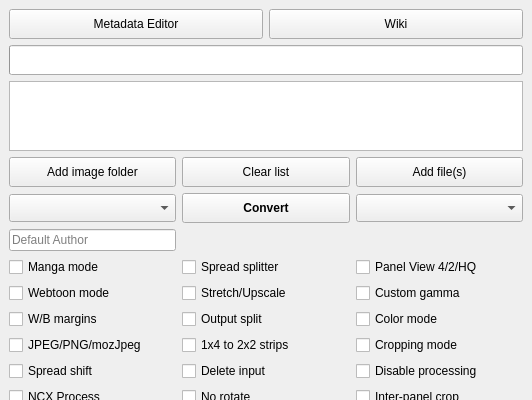
Old version of the form gui/KCC.ui in the repository daniyyer/kcc; both pictures show x 0 to 532 and y 0 to 400 of the 532 by 586 pixel window.
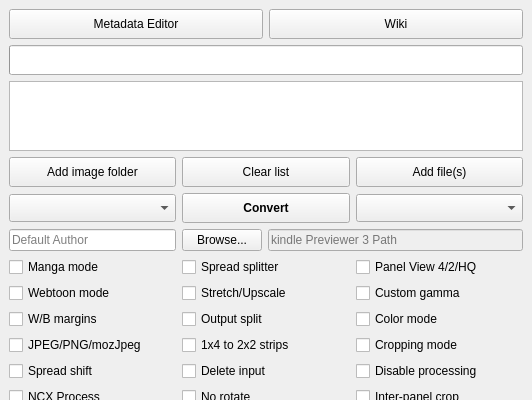
New version of the form. Icons and pictures are not drawn.

The edit to the form file:
```diff
--- a/gui/KCC.ui
+++ b/gui/KCC.ui
@@ -6,7 +6,7 @@
    <rect>
     <x>0</x>
     <y>0</y>
-    <width>519</width>
+    <width>522</width>
     <height>572</height>
    </rect>
   </property>
@@ -633,6 +633,33 @@
          </property>
         </widget>
        </item>
+       <item row="0" column="1" colspan="2">
+        <layout class="QHBoxLayout" name="horizontalLayout_3">
+         <item>
+          <widget class="QPushButton" name="kindlePreviewerBrowseButton">
+           <property name="text">
+            <string>Browse...</string>
+           </property>
+          </widget>
+         </item>
+         <item>
+          <widget class="QLineEdit" name="kindlePreviewerPathEdit">
+           <property name="enabled">
+            <bool>false</bool>
+           </property>
+           <property name="readOnly">
+            <bool>false</bool>
+           </property>
+           <property name="placeholderText">
+            <string>kindle Previewer 3 Path</string>
+           </property>
+           <property name="cursorMoveStyle">
+            <enum>Qt::CursorMoveStyle::VisualMoveStyle</enum>
+           </property>
+          </widget>
+         </item>
+        </layout>
+       </item>
        <item row="7" column="1">
         <widget class="QCheckBox" name="chunkSizeCheckBox">
          <property name="toolTip">
```
Left out of the diff: 256 changed lines with no effect on the pictures.
